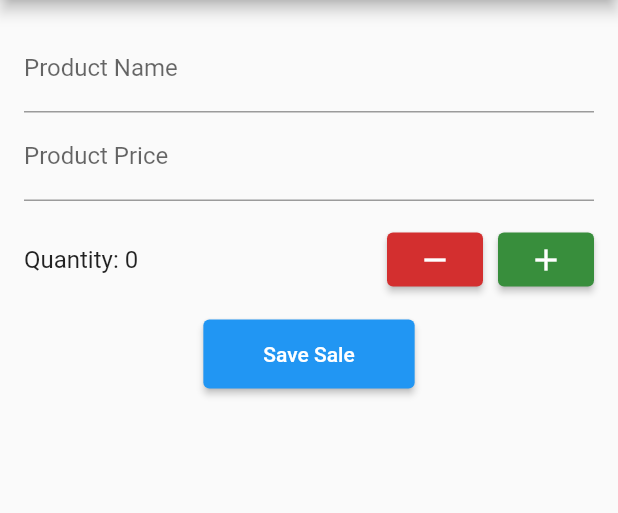
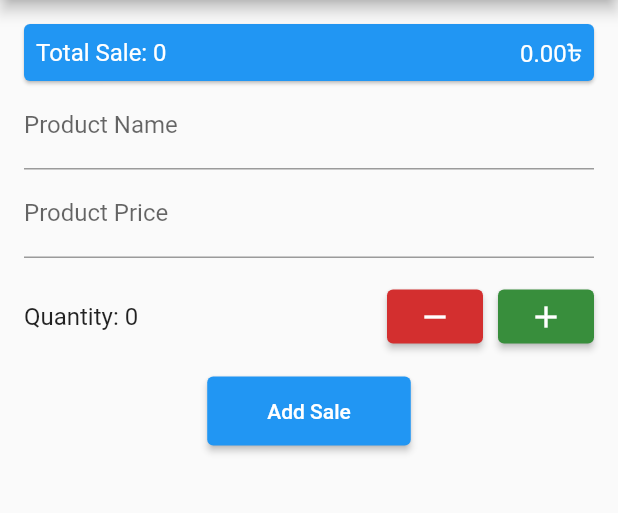
Before and after one commit to Kamrul-Hasan-2/ewj_account_manage, a Flutter app: the screen it shows after launch, on a phone screen of 412 x 824 dp, the part 84-597 px from its top. Run offline on Flutter 3.47's test engine with Material 2 defaults, Android fonts, the phone set to English and light mode, and no system bars.

Commit message:
sale amount increased

```diff
--- a/lib/models/product_model.dart
+++ b/lib/models/product_model.dart
@@ -1,6 +1,7 @@
 class Product {
   final String name;
   final int price;
+  final int quantity;
 
-  Product(this.name, this.price);
+  Product(this.name, this.price, this.quantity);
 }
--- a/lib/screens/home_screen.dart
+++ b/lib/screens/home_screen.dart
@@ -8,6 +8,8 @@ class HomeScreen extends StatefulWidget {
 
 class _HomeScreenState extends State<HomeScreen> {
   int productCount = 0;
+  int totalSaleCount = 0;
+  int totalSaleAmount = 0;
   List<Product> products = [];
 
   TextEditingController nameController = TextEditingController();
@@ -19,10 +21,12 @@ class _HomeScreenState extends State<HomeScreen> {
 
     if (name.isNotEmpty && price > 0) {
       setState(() {
-        products.add(Product(name, price));
+        products.add(Product(name, price, productCount));
         nameController.clear();
         priceController.clear();
-        productCount++;
+        totalSaleCount += productCount;
+        totalSaleAmount += price;
+        productCount = 1;
       });
     }
   }
@@ -38,6 +42,35 @@ class _HomeScreenState extends State<HomeScreen> {
         child: Column(
           mainAxisAlignment: MainAxisAlignment.center,
           children: [
+            SizedBox(
+              width: double.infinity,
+              child: Card(
+                color: Colors.blue,
+                margin: const EdgeInsets.all(0.0),
+                child: Padding(
+                  padding: const EdgeInsets.all(8.0),
+                  child: Row(
+                    mainAxisAlignment: MainAxisAlignment.spaceBetween,
+                    children: [
+                      Text(
+                        "Total Sale: $totalSaleCount",
+                        style: TextStyle(
+                          fontSize: 16.0,
+                          color: Colors.white,
+                        ),
+                      ),
+                      Text(
+                        "$totalSaleAmount.00৳",
+                        style: TextStyle(
+                          fontSize: 16.0,
+                          color: Colors.white,
+                        ),
+                      ),
+                    ],
+                  ),
+                ),
+              ),
+            ),
             TextField(
               controller: nameController,
               decoration: InputDecoration(labelText: 'Product Name'),
@@ -94,7 +127,7 @@ class _HomeScreenState extends State<HomeScreen> {
             ),
             ElevatedButton(
               onPressed: addProduct,
-              child: Text('Save Sale'),
+              child: Text('Add Sale'),
               style: ElevatedButton.styleFrom(
                   padding:
                       EdgeInsets.symmetric(vertical: 15.0, horizontal: 40.0)),
@@ -105,7 +138,7 @@ class _HomeScreenState extends State<HomeScreen> {
                 itemBuilder: (context, index) {
                   return ListTile(
                     title: Text(
-                      'Product: ${products[index].name}' '($productCount)',
+                      'Product: ${products[index].name}' '(${products[index].quantity})',
                     ),
                     subtitle: Text('Price: \$${products[index].price}'),
                   );
```
